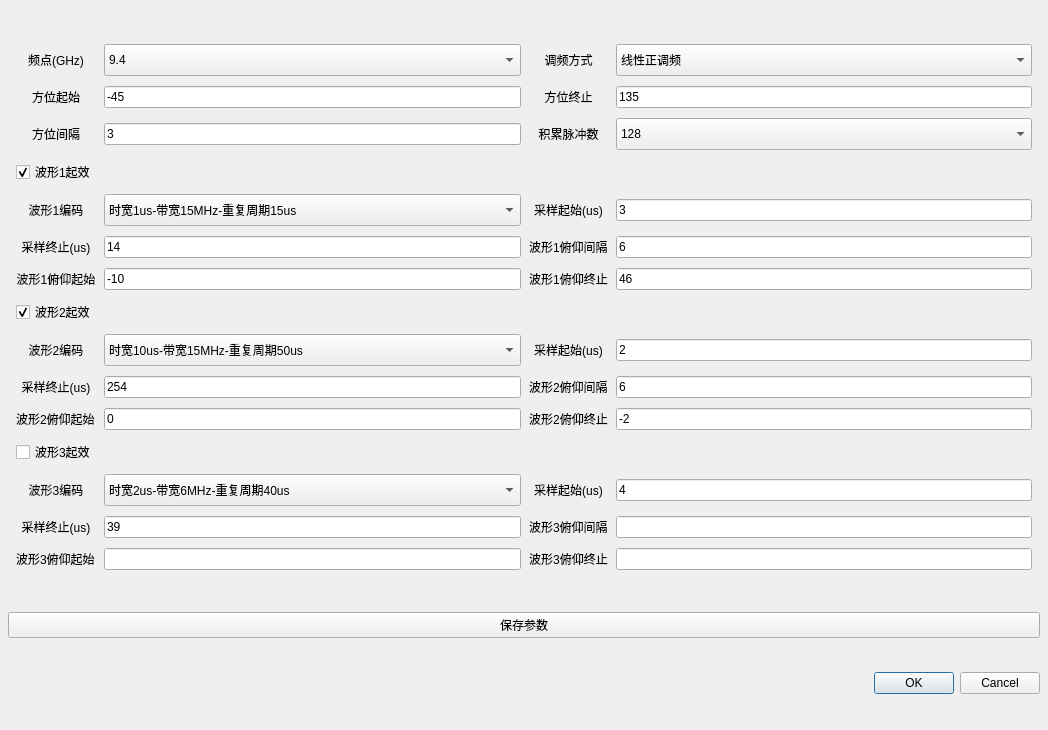
Before: the Qt Designer form paramWidget/waveandsample.ui in DanielWuxiaoxiao/DispCtrl, drawn with Qt 5.
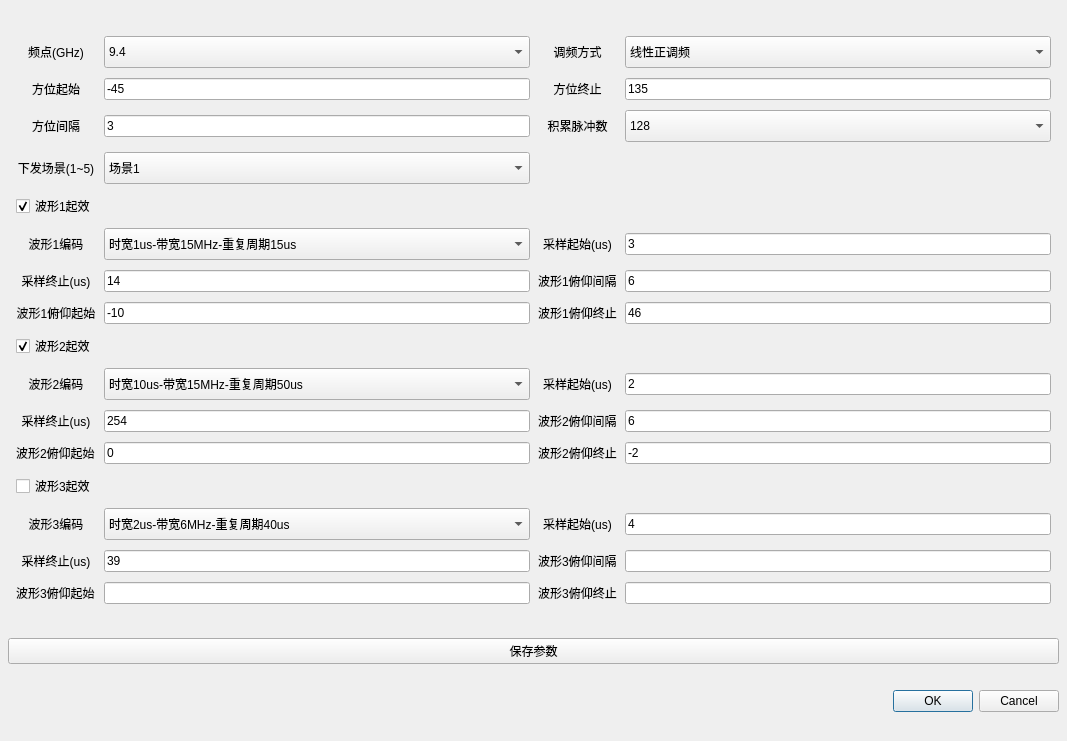
After: the same form once the commit is applied. Custom widgets are drawn as their Qt base class.

What changed in the file:
```diff
--- a/paramWidget/waveandsample.ui
+++ b/paramWidget/waveandsample.ui
@@ -6,8 +6,8 @@
    <rect>
     <x>0</x>
     <y>0</y>
-    <width>1048</width>
-    <height>730</height>
+    <width>1067</width>
+    <height>741</height>
    </rect>
   </property>
   <property name="windowTitle">
@@ -49,55 +49,331 @@
      <property name="verticalSpacing">
       <number>10</number>
      </property>
-     <item row="11" column="4">
-      <widget class="QLineEdit" name="samplestart2">
+     <item row="20" column="1">
+      <widget class="QLineEdit" name="elestart3"/>
+     </item>
+     <item row="20" column="0">
+      <widget class="QLabel" name="label_18">
        <property name="text">
-        <string>2</string>
+        <string>波形3俯仰起始</string>
        </property>
       </widget>
      </item>
-     <item row="4" column="0">
-      <widget class="QLabel" name="label_2">
+     <item row="0" column="0">
+      <widget class="QLabel" name="label_22">
        <property name="text">
-        <string>波形1编码</string>
+        <string>频点(GHz)</string>
        </property>
        <property name="alignment">
         <set>Qt::AlignCenter</set>
        </property>
       </widget>
      </item>
-     <item row="18" column="4">
-      <widget class="QLineEdit" name="elestep3"/>
+     <item row="0" column="2">
+      <widget class="QLabel" name="label_23">
+       <property name="text">
+        <string>调频方式</string>
+       </property>
+       <property name="alignment">
+        <set>Qt::AlignCenter</set>
+       </property>
+      </widget>
+     </item>
+     <item row="14" column="1">
+      <widget class="QLineEdit" name="samplelen2">
+       <property name="text">
+        <string>254</string>
+       </property>
+      </widget>
+     </item>
+     <item row="10" column="0">
+      <widget class="QCheckBox" name="enable2">
+       <property name="text">
+        <string>波形2起效</string>
+       </property>
+       <property name="checked">
+        <bool>true</bool>
+       </property>
+      </widget>
+     </item>
+     <item row="18" column="1">
+      <widget class="CustomComboBox" name="wave3">
+       <property name="sizePolicy">
+        <sizepolicy hsizetype="Expanding" vsizetype="Fixed">
+         <horstretch>0</horstretch>
+         <verstretch>0</verstretch>
+        </sizepolicy>
+       </property>
+       <property name="minimumSize">
+        <size>
+         <width>0</width>
+         <height>32</height>
+        </size>
+       </property>
+       <item>
+        <property name="text">
+         <string>时宽2us-带宽6MHz-重复周期40us</string>
+        </property>
+       </item>
+       <item>
+        <property name="text">
+         <string>时宽2us-带宽6MHz-重复周期25us</string>
+        </property>
+       </item>
+       <item>
+        <property name="text">
+         <string>时宽4us-带宽6MHz-重复周期20us</string>
+        </property>
+       </item>
+       <item>
+        <property name="text">
+         <string>时宽10us-带宽6MHz-重复周期50us</string>
+        </property>
+       </item>
+       <item>
+        <property name="text">
+         <string>时宽20us-带宽6MHz-重复周期100us</string>
+        </property>
+       </item>
+       <item>
+        <property name="text">
+         <string>时宽35us-带宽6MHz-重复周期175us</string>
+        </property>
+       </item>
+       <item>
+        <property name="text">
+         <string>时宽1us-带宽15MHz-重复周期15us</string>
+        </property>
+       </item>
+       <item>
+        <property name="text">
+         <string>时宽1us-带宽15MHz-重复周期30us</string>
+        </property>
+       </item>
+       <item>
+        <property name="text">
+         <string>时宽1us-带宽15MHz-重复周期40us</string>
+        </property>
+       </item>
+       <item>
+        <property name="text">
+         <string>时宽10us-带宽15MHz-重复周期50us</string>
+        </property>
+       </item>
+       <item>
+        <property name="text">
+         <string>时宽25us-带宽15MHz-重复周期125us</string>
+        </property>
+       </item>
+       <item>
+        <property name="text">
+         <string>时宽35us-带宽15MHz-重复周期175us</string>
+        </property>
+       </item>
+      </widget>
+     </item>
+     <item row="8" column="0">
+      <widget class="QLabel" name="label_5">
+       <property name="text">
+        <string>采样终止(us)</string>
+       </property>
+       <property name="alignment">
+        <set>Qt::AlignCenter</set>
+       </property>
+      </widget>
+     </item>
+     <item row="12" column="1">
+      <widget class="CustomComboBox" name="wave2">
+       <property name="sizePolicy">
+        <sizepolicy hsizetype="Expanding" vsizetype="Fixed">
+         <horstretch>0</horstretch>
+         <verstretch>0</verstretch>
+        </sizepolicy>
+       </property>
+       <property name="minimumSize">
+        <size>
+         <width>0</width>
+         <height>32</height>
+        </size>
+       </property>
+       <property name="currentIndex">
+        <number>9</number>
+       </property>
+       <item>
+        <property name="text">
+         <string>时宽2us-带宽6MHz-重复周期40us</string>
+        </property>
+       </item>
+       <item>
+        <property name="text">
+         <string>时宽2us-带宽6MHz-重复周期25us</string>
+        </property>
+       </item>
+       <item>
+        <property name="text">
+         <string>时宽4us-带宽6MHz-重复周期20us</string>
+        </property>
+       </item>
+       <item>
+        <property name="text">
+         <string>时宽10us-带宽6MHz-重复周期50us</string>
+        </property>
+       </item>
+       <item>
+        <property name="text">
+         <string>时宽20us-带宽6MHz-重复周期100us</string>
+        </property>
+       </item>
+       <item>
+        <property name="text">
+         <string>时宽35us-带宽6MHz-重复周期175us</string>
+        </property>
+       </item>
+       <item>
+        <property name="text">
+         <string>时宽1us-带宽15MHz-重复周期15us</string>
+        </property>
+       </item>
+       <item>
+        <property name="text">
+         <string>时宽1us-带宽15MHz-重复周期30us</string>
+        </property>
+       </item>
+       <item>
+        <property name="text">
+         <string>时宽1us-带宽15MHz-重复周期40us</string>
+        </property>
+       </item>
+       <item>
+        <property name="text">
+         <string>时宽10us-带宽15MHz-重复周期50us</string>
+        </property>
+       </item>
+       <item>
+        <property name="text">
+         <string>时宽25us-带宽15MHz-重复周期125us</string>
+        </property>
+       </item>
+       <item>
+        <property name="text">
+         <string>时宽35us-带宽15MHz-重复周期175us</string>
+        </property>
+       </item>
+      </widget>
+     </item>
+     <item row="20" column="2">
+      <widget class="QLabel" name="label_19">
+       <property name="text">
+        <string>波形3俯仰终止</string>
+       </property>
+       <property name="alignment">
+        <set>Qt::AlignCenter</set>
+       </property>
+      </widget>
+     </item>
+     <item row="1" column="2">
+      <widget class="QLabel" name="label_25">
+       <property name="text">
+        <string>方位终止</string>
+       </property>
+       <property name="alignment">
+        <set>Qt::AlignCenter</set>
+       </property>
+      </widget>
+     </item>
+     <item row="15" column="2">
+      <widget class="QLabel" name="label_17">
+       <property name="text">
+        <string>波形2俯仰终止</string>
+       </property>
+       <property name="alignment">
+        <set>Qt::AlignCenter</set>
+       </property>
+      </widget>
+     </item>
+     <item row="14" column="2">
+      <widget class="QLabel" name="label_28">
+       <property name="text">
+        <string>波形2俯仰间隔</string>
+       </property>
+      </widget>
      </item>
      <item row="14" column="4">
+      <widget class="QLineEdit" name="elestep2">
+       <property name="text">
+        <string>6</string>
+       </property>
+      </widget>
+     </item>
+     <item row="19" column="4">
+      <widget class="QLineEdit" name="elestep3"/>
+     </item>
+     <item row="9" column="1">
+      <widget class="QLineEdit" name="elestart1">
+       <property name="text">
+        <string>-10</string>
+       </property>
+      </widget>
+     </item>
+     <item row="8" column="1">
+      <widget class="QLineEdit" name="samplelen1">
+       <property name="text">
+        <string>14</string>
+       </property>
+      </widget>
+     </item>
+     <item row="12" column="0">
+      <widget class="QLabel" name="label_6">
+       <property name="text">
+        <string>波形2编码</string>
+       </property>
+       <property name="alignment">
+        <set>Qt::AlignCenter</set>
+       </property>
+      </widget>
+     </item>
+     <item row="9" column="0">
+      <widget class="QLabel" name="label_14">
+       <property name="text">
+        <string>波形1俯仰起始</string>
+       </property>
+       <property name="alignment">
+        <set>Qt::AlignCenter</set>
+       </property>
+      </widget>
+     </item>
+     <item row="18" column="4">
+      <widget class="QLineEdit" name="samplestart3">
+       <property name="text">
+        <string>4</string>
+       </property>
+      </widget>
+     </item>
+     <item row="15" column="4">
       <widget class="QLineEdit" name="eleend2">
        <property name="text">
         <string>-2</string>
        </property>
       </widget>
      </item>
-     <item row="18" column="2">
-      <widget class="QLabel" name="label_29">
+     <item row="5" column="2">
+      <widget class="QLabel" name="label_4">
        <property name="text">
-        <string>波形3俯仰间隔</string>
+        <string>采样起始(us)</string>
        </property>
-      </widget>
-     </item>
-     <item row="18" column="1">
-      <widget class="QLineEdit" name="samplelen3">
-       <property name="text">
-        <string>39</string>
+       <property name="alignment">
+        <set>Qt::AlignCenter</set>
        </property>
       </widget>
      </item>
-     <item row="15" column="0">
+     <item row="16" column="0">
       <widget class="QCheckBox" name="enable3">
        <property name="text">
         <string>波形3起效</string>
        </property>
       </widget>
      </item>
-     <item row="8" column="2">
+     <item row="9" column="2">
       <widget class="QLabel" name="label_15">
        <property name="text">
         <string>波形1俯仰终止</string>
@@ -107,17 +383,115 @@
        </property>
       </widget>
      </item>
-     <item row="9" column="0">
-      <widget class="QCheckBox" name="enable2">
+     <item row="2" column="0">
+      <widget class="QLabel" name="label_26">
        <property name="text">
-        <string>波形2起效</string>
+        <string>方位间隔</string>
+       </property>
+       <property name="alignment">
+        <set>Qt::AlignCenter</set>
+       </property>
+      </widget>
+     </item>
+     <item row="14" column="0">
+      <widget class="QLabel" name="label_9">
+       <property name="text">
+        <string>采样终止(us)</string>
+       </property>
+       <property name="alignment">
+        <set>Qt::AlignCenter</set>
+       </property>
+      </widget>
+     </item>
+     <item row="9" column="4">
+      <widget class="QLineEdit" name="eleend1">
+       <property name="text">
+        <string>46</string>
+       </property>
+      </widget>
+     </item>
+     <item row="1" column="4">
+      <widget class="QLineEdit" name="aziend">
+       <property name="text">
+        <string>135</string>
+       </property>
+      </widget>
+     </item>
+     <item row="15" column="0">
+      <widget class="QLabel" name="label_16">
+       <property name="text">
+        <string>波形2俯仰起始</string>
+       </property>
+      </widget>
+     </item>
+     <item row="4" column="0">
+      <widget class="QCheckBox" name="enable1">
+       <property name="text">
+        <string>波形1起效</string>
        </property>
        <property name="checked">
         <bool>true</bool>
        </property>
       </widget>
      </item>
-     <item row="14" column="1">
+     <item row="2" column="4">
+      <widget class="CustomComboBox" name="pulseNum1">
+       <property name="minimumSize">
+        <size>
+         <width>0</width>
+         <height>32</height>
+        </size>
+       </property>
+       <property name="currentIndex">
+        <number>2</number>
+       </property>
+       <item>
+        <property name="text">
+         <string>32</string>
+        </property>
+       </item>
+       <item>
+        <property name="text">
+         <string>64</string>
+        </property>
+       </item>
+       <item>
+        <property name="text">
+         <string>128</string>
+        </property>
+       </item>
+       <item>
+        <property name="text">
+         <string>256</string>
+        </property>
+       </item>
+       <item>
+        <property name="text">
+         <string>512</string>
+        </property>
+       </item>
+       <item>
+        <property name="text">
+         <string>1024</string>
+        </property>
+       </item>
+      </widget>
+     </item>
+     <item row="1" column="1">
+      <widget class="QLineEdit" name="azistart">
+       <property name="text">
+        <string>-45</string>
+       </property>
+      </widget>
+     </item>
+     <item row="19" column="1">
+      <widget class="QLineEdit" name="samplelen3">
+       <property name="text">
+        <string>39</string>
+       </property>
+      </widget>
+     </item>
+     <item row="15" column="1">
       <widget class="QLineEdit" name="elestart2">
        <property name="text">
         <string>0</string>
@@ -182,16 +556,13 @@
        </item>
       </widget>
      </item>
-     <item row="7" column="4">
-      <widget class="QLineEdit" name="elestep1">
+     <item row="12" column="4">
+      <widget class="QLineEdit" name="samplestart2">
        <property name="text">
-        <string>6</string>
+        <string>2</string>
        </property>
       </widget>
      </item>
-     <item row="19" column="1">
-      <widget class="QLineEdit" name="elestart3"/>
-     </item>
      <item row="2" column="1">
       <widget class="QLineEdit" name="azistep">
        <property name="text">
@@ -199,110 +570,24 @@
        </property>
       </widget>
      </item>
-     <item row="17" column="4">
-      <widget class="QLineEdit" name="samplestart3">
+     <item row="19" column="2">
+      <widget class="QLabel" name="label_29">
        <property name="text">
-        <string>4</string>
+        <string>波形3俯仰间隔</string>
        </property>
       </widget>
      </item>
-     <item row="8" column="0">
-      <widget class="QLabel" name="label_14">
+     <item row="2" column="2">
+      <widget class="QLabel" name="label">
        <property name="text">
-        <string>波形1俯仰起始</string>
+        <string>积累脉冲数</string>
        </property>
        <property name="alignment">
         <set>Qt::AlignCenter</set>
        </property>
       </widget>
      </item>
-     <item row="4" column="4">
-      <widget class="QLineEdit" name="samplestart1">
-       <property name="text">
-        <string>3</string>
-       </property>
-      </widget>
-     </item>
-     <item row="4" column="1">
-      <widget class="CustomComboBox" name="wave1">
-       <property name="sizePolicy">
-        <sizepolicy hsizetype="Expanding" vsizetype="Fixed">
-         <horstretch>0</horstretch>
-         <verstretch>0</verstretch>
-        </sizepolicy>
-       </property>
-       <property name="minimumSize">
-        <size>
-         <width>0</width>
-         <height>32</height>
-        </size>
-       </property>
-       <property name="currentIndex">
-        <number>6</number>
-       </property>
-       <item>
-        <property name="text">
-         <string>时宽2us-带宽6MHz-重复周期40us</string>
-        </property>
-       </item>
-       <item>
-        <property name="text">
-         <string>时宽2us-带宽6MHz-重复周期25us</string>
-        </property>
-       </item>
-       <item>
-        <property name="text">
-         <string>时宽4us-带宽6MHz-重复周期20us</string>
-        </property>
-       </item>
-       <item>
-        <property name="text">
-         <string>时宽10us-带宽6MHz-重复周期50us</string>
-        </property>
-       </item>
-       <item>
-        <property name="text">
-         <string>时宽20us-带宽6MHz-重复周期100us</string>
-        </property>
-       </item>
-       <item>
-        <property name="text">
-         <string>时宽35us-带宽6MHz-重复周期175us</string>
-        </property>
-       </item>
-       <item>
-        <property name="text">
-         <string>时宽1us-带宽15MHz-重复周期15us</string>
-        </property>
-       </item>
-       <item>
-        <property name="text">
-         <string>时宽1us-带宽15MHz-重复周期30us</string>
-        </property>
-       </item>
-       <item>
-        <property name="text">
-         <string>时宽1us-带宽15MHz-重复周期40us</string>
-        </property>
-       </item>
-       <item>
-        <property name="text">
-         <string>时宽10us-带宽15MHz-重复周期50us</string>
-        </property>
-       </item>
-       <item>
-        <property name="text">
-         <string>时宽25us-带宽15MHz-重复周期125us</string>
-        </property>
-       </item>
-       <item>
-        <property name="text">
-         <string>时宽35us-带宽15MHz-重复周期175us</string>
-        </property>
-       </item>
-      </widget>
-     </item>
-     <item row="11" column="2">
+     <item row="12" column="2">
       <widget class="QLabel" name="label_8">
        <property name="text">
         <string>采样起始(us)</string>
@@ -312,91 +597,26 @@
        </property>
       </widget>
      </item>
-     <item row="1" column="2">
-      <widget class="QLabel" name="label_25">
+     <item row="5" column="0">
+      <widget class="QLabel" name="label_2">
        <property name="text">
-        <string>方位终止</string>
+        <string>波形1编码</string>
        </property>
        <property name="alignment">
         <set>Qt::AlignCenter</set>
        </property>
       </widget>
      </item>
-     <item row="0" column="2">
-      <widget class="QLabel" name="label_23">
+     <item row="19" column="0">
+      <widget class="QLabel" name="label_13">
        <property name="text">
-        <string>调频方式</string>
+        <string>采样终止(us)</string>
        </property>
        <property name="alignment">
         <set>Qt::AlignCenter</set>
        </property>
       </widget>
      </item>
-     <item row="7" column="1">
-      <widget class="QLineEdit" name="samplelen1">
-       <property name="text">
-        <string>14</string>
-       </property>
-      </widget>
-     </item>
-     <item row="1" column="4">
-      <widget class="QLineEdit" name="aziend">
-       <property name="text">
-        <string>135</string>
-       </property>
-      </widget>
-     </item>
-     <item row="13" column="1">
-      <widget class="QLineEdit" name="samplelen2">
-       <property name="text">
-        <string>254</string>
-       </property>
-      </widget>
-     </item>
-     <item row="3" column="0">
-      <widget class="QCheckBox" name="enable1">
-       <property name="text">
-        <string>波形1起效</string>
-       </property>
-       <property name="checked">
-        <bool>true</bool>
-       </property>
-      </widget>
-     </item>
-     <item row="14" column="2">
-      <widget class="QLabel" name="label_17">
-       <property name="text">
-        <string>波形2俯仰终止</string>
-       </property>
-       <property name="alignment">
-        <set>Qt::AlignCenter</set>
-       </property>
-      </widget>
-     </item>
-     <item row="2" column="0">
-      <widget class="QLabel" name="label_26">
-       <property name="text">
-        <string>方位间隔</string>
-       </property>
-       <property name="alignment">
-        <set>Qt::AlignCenter</set>
-       </property>
-      </widget>
-     </item>
-     <item row="13" column="2">
-      <widget class="QLabel" name="label_28">
-       <property name="text">
-        <string>波形2俯仰间隔</string>
-       </property>
-      </widget>
-     </item>
-     <item row="7" column="2">
-      <widget class="QLabel" name="label_27">
-       <property name="text">
-        <string>波形1俯仰间隔</string>
-       </property>
-      </widget>
-     </item>
      <item row="0" column="4">
       <widget class="CustomComboBox" name="type">
        <property name="minimumSize">
@@ -420,10 +640,109 @@
        </item>
       </widget>
      </item>
+     <item row="18" column="0">
+      <widget class="QLabel" name="label_10">
+       <property name="text">
+        <string>波形3编码</string>
+       </property>
+       <property name="alignment">
+        <set>Qt::AlignCenter</set>
+       </property>
+      </widget>
+     </item>
+     <item row="5" column="4">
+      <widget class="QLineEdit" name="samplestart1">
+       <property name="text">
+        <string>3</string>
+       </property>
+      </widget>
+     </item>
+     <item row="5" column="1">
+      <widget class="CustomComboBox" name="wave1">
+       <property name="sizePolicy">
+        <sizepolicy hsizetype="Expanding" vsizetype="Fixed">
+         <horstretch>0</horstretch>
+         <verstretch>0</verstretch>
+        </sizepolicy>
+       </property>
+       <property name="minimumSize">
+        <size>
+         <width>0</width>
+         <height>32</height>
+        </size>
+       </property>
+       <property name="currentIndex">
+        <number>6</number>
+       </property>
+       <item>
+        <property name="text">
+         <string>时宽2us-带宽6MHz-重复周期40us</string>
+        </property>
+       </item>
+       <item>
+        <property name="text">
+         <string>时宽2us-带宽6MHz-重复周期25us</string>
+        </property>
+       </item>
+       <item>
+        <property name="text">
+         <string>时宽4us-带宽6MHz-重复周期20us</string>
+        </property>
+       </item>
+       <item>
+        <property name="text">
+         <string>时宽10us-带宽6MHz-重复周期50us</string>
+        </property>
+       </item>
+       <item>
+        <property name="text">
+         <string>时宽20us-带宽6MHz-重复周期100us</string>
+        </property>
+       </item>
+       <item>
+        <property name="text">
+         <string>时宽35us-带宽6MHz-重复周期175us</string>
+        </property>
+       </item>
+       <item>
+        <property name="text">
+         <string>时宽1us-带宽15MHz-重复周期15us</string>
+        </property>
+       </item>
+       <item>
+        <property name="text">
+         <string>时宽1us-带宽15MHz-重复周期30us</string>
+        </property>
+       </item>
+       <item>
+        <property name="text">
+         <string>时宽1us-带宽15MHz-重复周期40us</string>
+        </property>
+       </item>
+       <item>
+        <property name="text">
+         <string>时宽10us-带宽15MHz-重复周期50us</string>
+        </property>
+       </item>
+       <item>
+        <property name="text">
+         <string>时宽25us-带宽15MHz-重复周期125us</string>
+        </property>
+       </item>
+       <item>
+        <property name="text">
+         <string>时宽35us-带宽15MHz-重复周期175us</string>
+        </property>
+       </item>
+      </widget>
+     </item>
+     <item row="20" column="4">
+      <widget class="QLineEdit" name="eleend3"/>
+     </item>
      <item row="8" column="4">
-      <widget class="QLineEdit" name="eleend1">
+      <widget class="QLineEdit" name="elestep1">
        <property name="text">
-        <string>46</string>
+        <string>6</string>
        </property>
       </widget>
      </item>
@@ -437,81 +756,14 @@
        </property>
       </widget>
      </item>
-     <item row="18" column="0">
-      <widget class="QLabel" name="label_13">
+     <item row="8" column="2">
+      <widget class="QLabel" name="label_27">
        <property name="text">
-        <string>采样终止(us)</string>
+        <string>波形1俯仰间隔</string>
        </property>
-       <property name="alignment">
-        <set>Qt::AlignCenter</set>
-       </property>
       </widget>
      </item>
-     <item row="0" column="0">
-      <widget class="QLabel" name="label_22">
-       <property name="text">
-        <string>频点(GHz)</string>
-       </property>
-       <property name="alignment">
-        <set>Qt::AlignCenter</set>
-       </property>
-      </widget>
-     </item>
-     <item row="4" column="2">
-      <widget class="QLabel" name="label_4">
-       <property name="text">
-        <string>采样起始(us)</string>
-       </property>
-       <property name="alignment">
-        <set>Qt::AlignCenter</set>
-       </property>
-      </widget>
-     </item>
-     <item row="8" column="1">
-      <widget class="QLineEdit" name="elestart1">
-       <property name="text">
-        <string>-10</string>
-       </property>
-      </widget>
-     </item>
-     <item row="1" column="1">
-      <widget class="QLineEdit" name="azistart">
-       <property name="text">
-        <string>-45</string>
-       </property>
-      </widget>
-     </item>
-     <item row="13" column="0">
-      <widget class="QLabel" name="label_9">
-       <property name="text">
-        <string>采样终止(us)</string>
-       </property>
-       <property name="alignment">
-        <set>Qt::AlignCenter</set>
-       </property>
-      </widget>
-     </item>
-     <item row="14" column="0">
-      <widget class="QLabel" name="label_16">
-       <property name="text">
-        <string>波形2俯仰起始</string>
-       </property>
-      </widget>
-     </item>
-     <item row="19" column="4">
-      <widget class="QLineEdit" name="eleend3"/>
-     </item>
-     <item row="19" column="2">
-      <widget class="QLabel" name="label_19">
-       <property name="text">
-        <string>波形3俯仰终止</string>
-       </property>
-       <property name="alignment">
-        <set>Qt::AlignCenter</set>
-       </property>
-      </widget>
-     </item>
-     <item row="17" column="2">
+     <item row="18" column="2">
       <widget class="QLabel" name="label_12">
        <property name="text">
         <string>采样起始(us)</string>
@@ -521,42 +773,18 @@
        </property>
       </widget>
      </item>
-     <item row="19" column="0">
-      <widget class="QLabel" name="label_18">
+     <item row="3" column="0">
+      <widget class="QLabel" name="label_scene">
        <property name="text">
-        <string>波形3俯仰起始</string>
+        <string>下发场景(1~5)</string>
        </property>
-      </widget>
-     </item>
-     <item row="7" column="0">
-      <widget class="QLabel" name="label_5">
-       <property name="text">
-        <string>采样终止(us)</string>
-       </property>
        <property name="alignment">
         <set>Qt::AlignCenter</set>
        </property>
       </widget>
      </item>
-     <item row="13" column="4">
-      <widget class="QLineEdit" name="elestep2">
-       <property name="text">
-        <string>6</string>
-       </property>
-      </widget>
-     </item>
-     <item row="2" column="2">
-      <widget class="QLabel" name="label">
-       <property name="text">
-        <string>积累脉冲数</string>
-       </property>
-       <property name="alignment">
-        <set>Qt::AlignCenter</set>
-       </property>
-      </widget>
-     </item>
-     <item row="2" column="4">
-      <widget class="CustomComboBox" name="pulseNum1">
+     <item row="3" column="1">
+      <widget class="CustomComboBox" name="sceneCombo">
        <property name="minimumSize">
         <size>
          <width>0</width>
@@ -564,11 +792,11 @@
         </size>
        </property>
        <property name="currentIndex">
-        <number>2</number>
+        <number>0</number>
        </property>
        <item>
         <property name="text">
-         <string>32</string>
+         <string>场景1</string>
         </property>
        </item>
        <item>
@@ -588,187 +816,7 @@
        </item>
        <item>
         <property name="text">
-         <string>512</string>
-        </property>
-       </item>
-       <item>
-        <property name="text">
-         <string>1024</string>
-        </property>
-       </item>
-      </widget>
-     </item>
-     <item row="11" column="0">
-      <widget class="QLabel" name="label_6">
-       <property name="text">
-        <string>波形2编码</string>
-       </property>
-       <property name="alignment">
-        <set>Qt::AlignCenter</set>
-       </property>
-      </widget>
-     </item>
-     <item row="11" column="1">
-      <widget class="CustomComboBox" name="wave2">
-       <property name="sizePolicy">
-        <sizepolicy hsizetype="Expanding" vsizetype="Fixed">
-         <horstretch>0</horstretch>
-         <verstretch>0</verstretch>
-        </sizepolicy>
-       </property>
-       <property name="minimumSize">
-        <size>
-         <width>0</width>
-         <height>32</height>
-        </size>
-       </property>
-       <property name="currentIndex">
-        <number>9</number>
-       </property>
-       <item>
-        <property name="text">
-         <string>时宽2us-带宽6MHz-重复周期40us</string>
-        </property>
-       </item>
-       <item>
-        <property name="text">
-         <string>时宽2us-带宽6MHz-重复周期25us</string>
-        </property>
-       </item>
-       <item>
-        <property name="text">
-         <string>时宽4us-带宽6MHz-重复周期20us</string>
-        </property>
-       </item>
-       <item>
-        <property name="text">
-         <string>时宽10us-带宽6MHz-重复周期50us</string>
-        </property>
-       </item>
-       <item>
-        <property name="text">
-         <string>时宽20us-带宽6MHz-重复周期100us</string>
-        </property>
-       </item>
-       <item>
-        <property name="text">
-         <string>时宽35us-带宽6MHz-重复周期175us</string>
-        </property>
-       </item>
-       <item>
-        <property name="text">
-         <string>时宽1us-带宽15MHz-重复周期15us</string>
-        </property>
-       </item>
-       <item>
-        <property name="text">
-         <string>时宽1us-带宽15MHz-重复周期30us</string>
-        </property>
-       </item>
-       <item>
-        <property name="text">
-         <string>时宽1us-带宽15MHz-重复周期40us</string>
-        </property>
-       </item>
-       <item>
-        <property name="text">
-         <string>时宽10us-带宽15MHz-重复周期50us</string>
-        </property>
-       </item>
-       <item>
-        <property name="text">
-         <string>时宽25us-带宽15MHz-重复周期125us</string>
-        </property>
-       </item>
-       <item>
-        <property name="text">
-         <string>时宽35us-带宽15MHz-重复周期175us</string>
-        </property>
-       </item>
-      </widget>
-     </item>
-     <item row="17" column="0">
-      <widget class="QLabel" name="label_10">
-       <property name="text">
-        <string>波形3编码</string>
-       </property>
-       <property name="alignment">
-        <set>Qt::AlignCenter</set>
-       </property>
-      </widget>
-     </item>
-     <item row="17" column="1">
-      <widget class="CustomComboBox" name="wave3">
-       <property name="sizePolicy">
-        <sizepolicy hsizetype="Expanding" vsizetype="Fixed">
-         <horstretch>0</horstretch>
-         <verstretch>0</verstretch>
-        </sizepolicy>
-       </property>
-       <property name="minimumSize">
-        <size>
-         <width>0</width>
-         <height>32</height>
-        </size>
-       </property>
-       <item>
-        <property name="text">
-         <string>时宽2us-带宽6MHz-重复周期40us</string>
-        </property>
-       </item>
-       <item>
-        <property name="text">
-         <string>时宽2us-带宽6MHz-重复周期25us</string>
-        </property>
-       </item>
-       <item>
-        <property name="text">
-         <string>时宽4us-带宽6MHz-重复周期20us</string>
-        </property>
-       </item>
-       <item>
-        <property name="text">
-         <string>时宽10us-带宽6MHz-重复周期50us</string>
-        </property>
-       </item>
-       <item>
-        <property name="text">
-         <string>时宽20us-带宽6MHz-重复周期100us</string>
-        </property>
-       </item>
-       <item>
-        <property name="text">
-         <string>时宽35us-带宽6MHz-重复周期175us</string>
-        </property>
-       </item>
-       <item>
-        <property name="text">
-         <string>时宽1us-带宽15MHz-重复周期15us</string>
-        </property>
-       </item>
-       <item>
-        <property name="text">
-         <string>时宽1us-带宽15MHz-重复周期30us</string>
-        </property>
-       </item>
-       <item>
-        <property name="text">
-         <string>时宽1us-带宽15MHz-重复周期40us</string>
-        </property>
-       </item>
-       <item>
-        <property name="text">
-         <string>时宽10us-带宽15MHz-重复周期50us</string>
-        </property>
-       </item>
-       <item>
-        <property name="text">
-         <string>时宽25us-带宽15MHz-重复周期125us</string>
-        </property>
-       </item>
-       <item>
-        <property name="text">
-         <string>时宽35us-带宽15MHz-重复周期175us</string>
+         <string>场景5</string>
         </property>
        </item>
       </widget>
```
Left out of the diff: 6 changed lines with no effect on the pictures.
